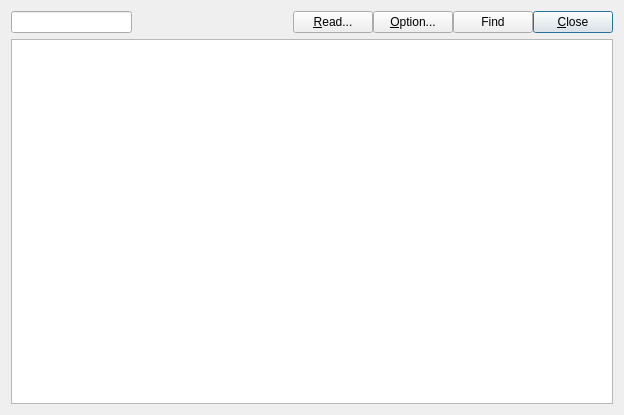
Qt form app/appcmn_qt/viewer.ui (tomojitakasu/RTKLIB) before a commit.
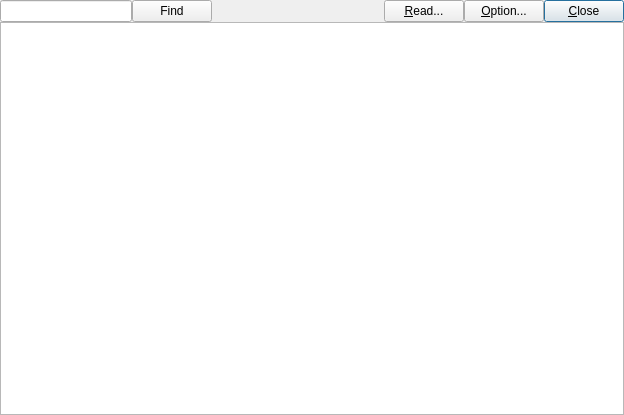
The same form after that commit. Icons and pictures are not drawn.

Commit message: - add icons to exe files - fixed viewer and viewer options (appcmn_qt) - fixed rtkpost

```diff
--- a/app/appcmn_qt/viewer.ui
+++ b/app/appcmn_qt/viewer.ui
@@ -17,6 +17,21 @@
    <string/>
   </property>
   <layout class="QVBoxLayout" name="verticalLayout">
+   <property name="spacing">
+    <number>0</number>
+   </property>
+   <property name="leftMargin">
+    <number>0</number>
+   </property>
+   <property name="topMargin">
+    <number>0</number>
+   </property>
+   <property name="rightMargin">
+    <number>0</number>
+   </property>
+   <property name="bottomMargin">
+    <number>0</number>
+   </property>
    <item>
     <widget class="QWidget" name="widget" native="true">
      <layout class="QHBoxLayout" name="horizontalLayout">
@@ -48,6 +63,32 @@
         </property>
        </widget>
       </item>
+      <item>
+       <widget class="QPushButton" name="BtnFind">
+        <property name="enabled">
+         <bool>true</bool>
+        </property>
+        <property name="toolTip">
+         <string/>
+        </property>
+        <property name="text">
+         <string>Find</string>
+        </property>
+       </widget>
+      </item>
+      <item>
+       <spacer name="horizontalSpacer">
+        <property name="orientation">
+         <enum>Qt::Horizontal</enum>
+        </property>
+        <property name="sizeHint" stdset="0">
+         <size>
+          <width>40</width>
+          <height>20</height>
+         </size>
+        </property>
+       </spacer>
+      </item>
       <item>
        <widget class="QPushButton" name="BtnReload">
         <property name="enabled">
@@ -74,19 +115,6 @@
         </property>
        </widget>
       </item>
-      <item>
-       <spacer name="horizontalSpacer">
-        <property name="orientation">
-         <enum>Qt::Horizontal</enum>
-        </property>
-        <property name="sizeHint" stdset="0">
-         <size>
-          <width>40</width>
-          <height>20</height>
-         </size>
-        </property>
-       </spacer>
-      </item>
       <item>
        <widget class="QPushButton" name="BtnRead">
         <property name="enabled">
@@ -113,19 +141,6 @@
         </property>
        </widget>
       </item>
-      <item>
-       <widget class="QPushButton" name="BtnFind">
-        <property name="enabled">
-         <bool>true</bool>
-        </property>
-        <property name="toolTip">
-         <string/>
-        </property>
-        <property name="text">
-         <string>Find</string>
-        </property>
-       </widget>
-      </item>
       <item>
        <widget class="QPushButton" name="BtnClose">
         <property name="enabled">
```
Left out of the diff: 4 changed lines with no effect on the pictures. The commit also changes 23 other files.
